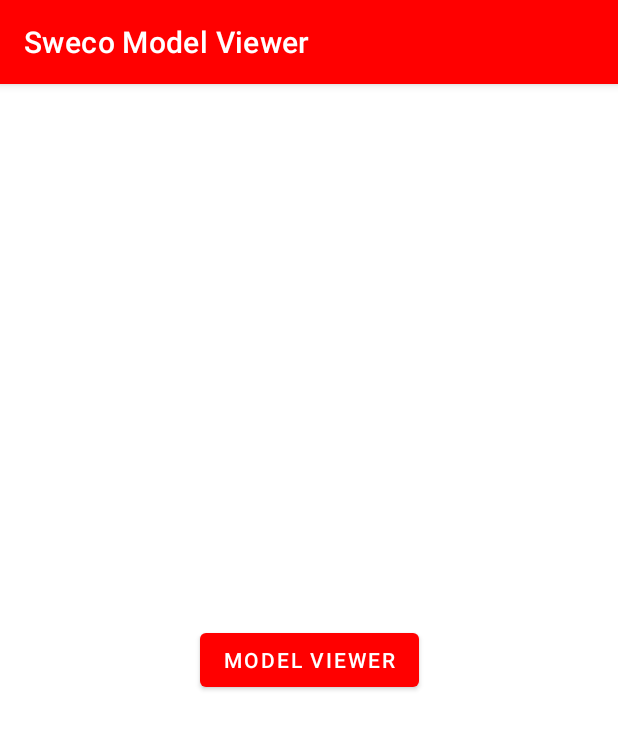
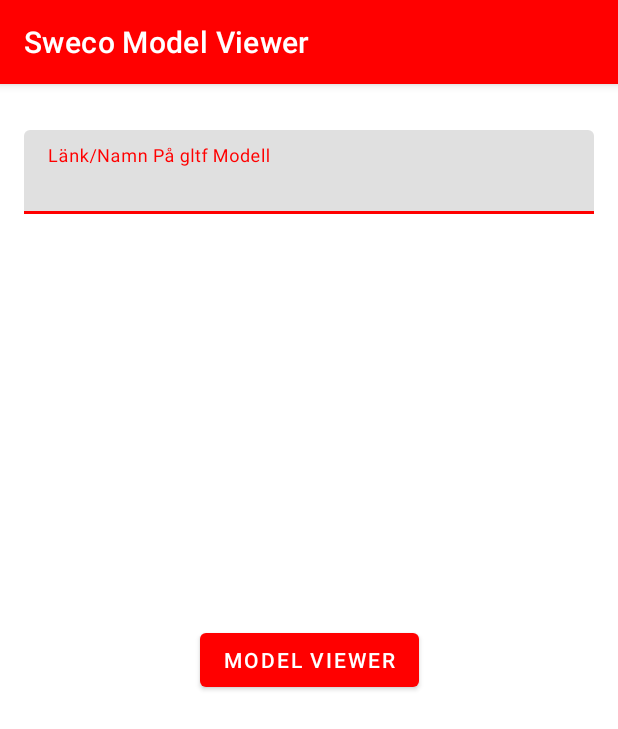
Before and after one commit to CarlFredrikAhl/FirstTestApp, an Android app: the screen it shows after launch (MainActivity), on a phone screen of 412 x 824 dp. Shown: the top 729 px of the screen. Run offline under Robolectric (Android 15) with nearby library versions, the phone set to English and light mode, and no system bars.

Commit message:
Can choose models with URL or name of known models

```diff
--- a/app/build.gradle
+++ b/app/build.gradle
@@ -38,6 +38,4 @@ dependencies {
 
     // Provides ARCore Session and related resources.
     implementation 'com.google.ar:core:1.15.0'
-    // Alternatively, use ArSceneView without the UX dependency.
-    implementation 'com.google.ar.sceneform:core:1.15.0'
 }
--- a/app/src/main/AndroidManifest.xml
+++ b/app/src/main/AndroidManifest.xml
@@ -9,9 +9,6 @@
         android:roundIcon="@mipmap/ic_launcher_round"
         android:supportsRtl="true"
         android:theme="@style/Theme.FirstTestApp">
-        <activity
-            android:name=".Activity2"
-            android:exported="true" />
         <activity
             android:name=".MainActivity"
             android:exported="true">
--- a/app/src/main/res/layout/activity_main.xml
+++ b/app/src/main/res/layout/activity_main.xml
@@ -16,4 +16,22 @@
         app:layout_constraintStart_toStartOf="parent"
         app:layout_constraintTop_toTopOf="parent" />
 
+    <com.google.android.material.textfield.TextInputLayout
+        android:layout_width="match_parent"
+        android:layout_height="wrap_content"
+        android:layout_marginStart="16dp"
+        android:layout_marginEnd="16dp"
+        android:hint="Länk/Namn På gltf Modell"
+        app:layout_constraintBottom_toTopOf="@+id/changeActBtn"
+        app:layout_constraintEnd_toEndOf="parent"
+        app:layout_constraintStart_toStartOf="parent"
+        app:layout_constraintTop_toTopOf="parent"
+        app:layout_constraintVertical_bias="0.100000024">
+
+        <com.google.android.material.textfield.TextInputEditText
+            android:layout_width="match_parent"
+            android:id="@+id/modelLinkInput"
+            android:layout_height="wrap_content" />
+    </com.google.android.material.textfield.TextInputLayout>
+
 </androidx.constraintlayout.widget.ConstraintLayout>
```
Also changed, not shown: app/src/main/java/com/example/firsttestapp/Activity2.java (deleted, +0 -31 lines), app/src/main/java/com/example/firsttestapp/MainActivity.java (+33 -13 lines), app/src/main/res/layout/activity_2.xml (deleted, +0 -26 lines).
